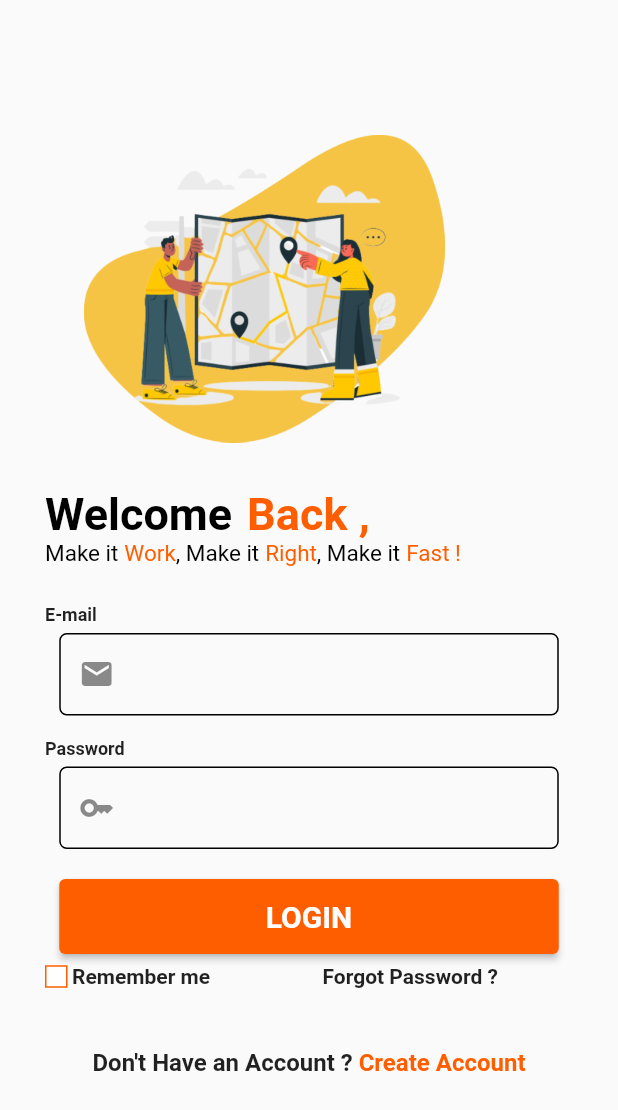
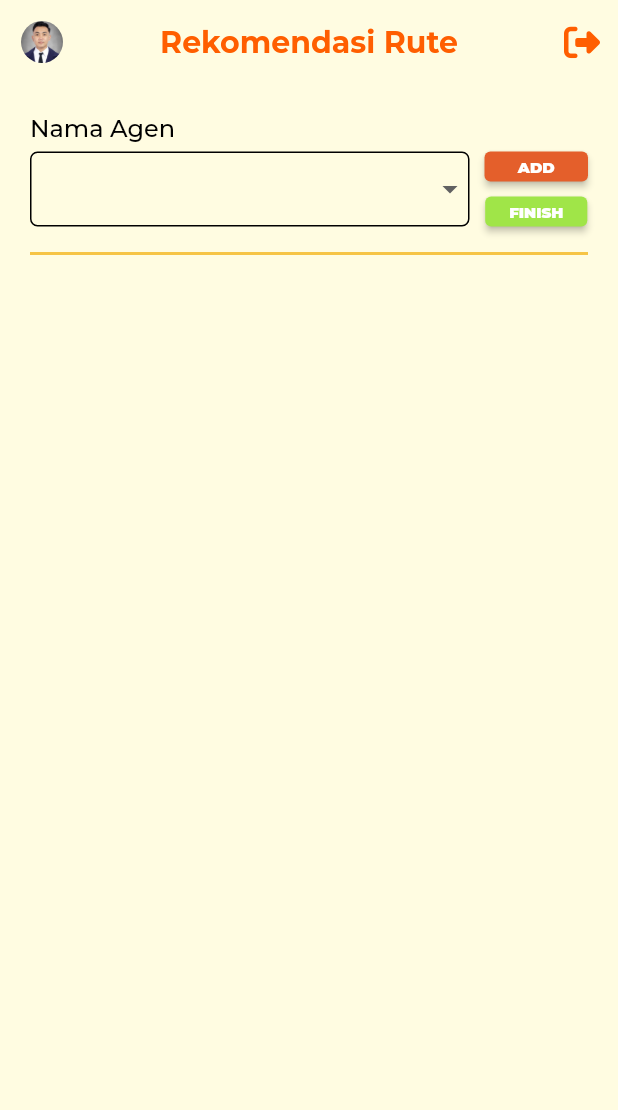
Before and after one commit to DavidTimoteus/route_wise, a Flutter app: the screen it shows after launch, on a phone screen of 412 x 824 dp. Shown: the top 1110 px of the screen. Run offline on Flutter 3.47's test engine with Material 2 defaults, Android fonts, the light colour scheme and no system bars; our stand-ins replace font_awesome_flutter, google_fonts.

Commit message:
Membuat Fitur Rekomendasi Rute & Pengelolaan SPK

```diff
--- a/lib/Pages/LoginPage.dart
+++ /dev/null
@@ -1,229 +0,0 @@
-import 'package:flutter/material.dart';
-
-class LoginPage extends StatelessWidget {
-  const LoginPage({super.key});
-
-  @override
-  Widget build(BuildContext context) {
-    return Scaffold(
-      body: SingleChildScrollView(
-        child: Column(
-          children: [
-            SizedBox(
-              height: 90,
-            ),
-            Image.asset(
-              'assets/images/DB Route.png',
-              width: 300,
-              height: 205,
-              alignment: Alignment.centerLeft,
-            ),
-            SizedBox(
-              height: 30,
-            ),
-            Column(
-              children: [
-                Row(
-                  children: [
-                    SizedBox(
-                      width: 30,
-                    ),
-                    Text(
-                      "Welcome",
-                      style: TextStyle(
-                          fontSize: 30,
-                          fontWeight: FontWeight.bold,
-                          color: Colors.black),
-                    ),
-                    SizedBox(
-                      width: 10,
-                    ),
-                    Text(
-                      "Back ,",
-                      style: TextStyle(
-                          fontSize: 30,
-                          fontWeight: FontWeight.bold,
-                          color: Color.fromARGB(255, 255, 94, 0)),
-                    ),
-                  ],
-                ),
-                Row(
-                  children: [
-                    SizedBox(
-                      width: 30,
-                    ),
-                    Text(
-                      "Make it",
-                      style: TextStyle(fontSize: 15, color: Colors.black),
-                    ),
-                    SizedBox(
-                      width: 4,
-                    ),
-                    Text(
-                      "Work",
-                      style: TextStyle(
-                          fontSize: 15, color: Color.fromARGB(255, 255, 94, 0)),
-                    ),
-                    Text(
-                      ", Make it",
-                      style: TextStyle(fontSize: 15, color: Colors.black),
-                    ),
-                    SizedBox(
-                      width: 4,
-                    ),
-                    Text(
-                      "Right",
-                      style: TextStyle(
-                          fontSize: 15, color: Color.fromARGB(255, 255, 94, 0)),
-                    ),
-                    Text(
-                      ", Make it",
-                      style: TextStyle(fontSize: 15, color: Colors.black),
-                    ),
-                    SizedBox(
-                      width: 4,
-                    ),
-                    Text(
-                      "Fast !",
-                      style: TextStyle(
-                          fontSize: 15, color: Color.fromARGB(255, 255, 94, 0)),
-                    ),
-                  ],
-                ),
-                Column(
-                  children: [
-                    Padding(
-                      padding: const EdgeInsets.only(left: 30, top: 25),
-                      child: Align(
-                        alignment: Alignment.centerLeft,
-                        child: Text(
-                          "E-mail",
-                          style: TextStyle(
-                              fontSize: 12, fontWeight: FontWeight.bold),
-                        ),
-                      ),
-                    ),
-                    SizedBox(
-                      height: 5,
-                    ),
-                    Container(
-                        width: 333,
-                        decoration: BoxDecoration(
-                            border: Border.all(color: Colors.black),
-                            borderRadius: BorderRadius.circular(5)),
-                        child: TextField(
-                          decoration: InputDecoration(
-                              border: InputBorder.none,
-                              prefixIcon: Icon(Icons.mail),
-                              contentPadding: EdgeInsets.symmetric(
-                                  horizontal: 16, vertical: 17)),
-                        )),
-                  ],
-                ),
-                Column(
-                  children: [
-                    Padding(
-                      padding: const EdgeInsets.only(left: 30, top: 15),
-                      child: Align(
-                        alignment: Alignment.centerLeft,
-                        child: Text(
-                          "Password",
-                          style: TextStyle(
-                              fontSize: 12, fontWeight: FontWeight.bold),
-                        ),
-                      ),
-                    ),
-                    SizedBox(
-                      height: 5,
-                    ),
-                    Container(
-                        width: 333,
-                        decoration: BoxDecoration(
-                            border: Border.all(color: Colors.black),
-                            borderRadius: BorderRadius.circular(5)),
-                        child: TextField(
-                          obscureText: true,
-                          decoration: InputDecoration(
-                              border: InputBorder.none,
-                              prefixIcon: Icon(Icons.key),
-                              contentPadding: EdgeInsets.symmetric(
-                                  horizontal: 16, vertical: 17)),
-                        )),
-                    SizedBox(
-                      height: 20,
-                    ),
-                    Container(
-                      width: 333,
-                      height: 50,
-                      child: ElevatedButton(
-                          style: ElevatedButton.styleFrom(
-                            backgroundColor: Color.fromARGB(255, 255, 94, 0),
-                          ),
-                          onPressed: () {},
-                          child: Text(
-                            "LOGIN",
-                            style: TextStyle(
-                                fontSize: 20, fontWeight: FontWeight.bold),
-                          )),
-                    ),
-                  ],
-                ),
-                Row(
-                  children: [
-                    Padding(
-                      padding: const EdgeInsets.only(left: 30, top: 7),
-                      child: Container(
-                        width: 15,
-                        height: 15,
-                        decoration: BoxDecoration(
-                            border: Border.all(
-                                color: Color.fromARGB(255, 255, 94, 0)),
-                            color: Colors.white),
-                      ),
-                    ),
-                    Padding(
-                      padding: const EdgeInsets.only(left: 3, top: 7),
-                      child: Text(
-                        "Remember me",
-                        style: TextStyle(fontWeight: FontWeight.bold),
-                      ),
-                    ),
-                    Padding(
-                      padding: const EdgeInsets.only(left: 75, top: 7),
-                      child: Text(
-                        "Forgot Password ?",
-                        style: TextStyle(fontWeight: FontWeight.bold),
-                      ),
-                    ),
-                  ],
-                ),
-                SizedBox(
-                  height: 40,
-                ),
-                Container(
-                  child: Row(
-                    mainAxisAlignment: MainAxisAlignment.center,
-                    children: [
-                      Text(
-                        "Don't Have an Account ?",
-                        style: TextStyle(
-                            fontSize: 16, fontWeight: FontWeight.bold),
-                      ),
-                      Text(
-                        " Create Account",
-                        style: TextStyle(
-                            fontSize: 16,
-                            fontWeight: FontWeight.bold,
-                            color: Color.fromARGB(255, 255, 94, 0)),
-                      )
-                    ],
-                  ),
-                )
-              ],
-            )
-          ],
-        ),
-      ),
-    );
-  }
-}
--- /dev/null
+++ b/lib/Pages/RekomendasiRute.dart
@@ -0,0 +1,212 @@
+import 'package:flutter/material.dart';
+import 'package:font_awesome_flutter/font_awesome_flutter.dart';
+import 'package:google_fonts/google_fonts.dart';
+
+class RekomendasiRute extends StatefulWidget {
+  @override
+  _PengelolaanSPKState createState() => _PengelolaanSPKState();
+}
+
+class _PengelolaanSPKState extends State<RekomendasiRute> {
+  String? selectedvalue;
+  @override
+  Widget build(BuildContext context) {
+    return Scaffold(
+        resizeToAvoidBottomInset: true,
+        backgroundColor: Color.fromRGBO(255, 252, 225, 1),
+        appBar: AppBar(
+          elevation: 0,
+          backgroundColor: Color.fromRGBO(255, 252, 225, 1),
+          leading: Container(
+              padding: EdgeInsets.all(14),
+              child: ClipOval(child: Image.asset('assets/images/hero.jpg'))),
+          actions: <Widget>[
+            IconButton(
+              onPressed: () {
+                Navigator.pop(context);
+              },
+              icon: Icon(
+                FontAwesomeIcons.rightFromBracket,
+                color: Color.fromARGB(255, 255, 94, 0),
+              ),
+            ),
+          ],
+          title: Text("Rekomendasi Rute",
+              style: TextStyle(
+                  color: Color.fromARGB(255, 255, 94, 0),
+                  fontWeight: FontWeight.bold)),
+          centerTitle: true,
+        ),
+        body: SingleChildScrollView(
+          child: Column(
+            children: <Widget>[
+              Padding(
+                padding:
+                    const EdgeInsets.symmetric(horizontal: 20, vertical: 10),
+                child: Column(
+                  children: [
+                    Padding(
+                      padding: const EdgeInsets.only(top: 10),
+                      child: Align(
+                        alignment:
+                            Alignment.centerLeft, // Atur teks di sebelah kiri
+                        child: Text(
+                          "Nama Agen",
+                          style: GoogleFonts.montserrat(
+                            fontSize: 16,
+                            fontWeight: FontWeight.w500,
+                            color: Colors.black,
+                          ),
+                        ),
+                      ),
+                    ),
+                    const SizedBox(
+                      height: 5,
+                    ),
+                    Row(
+                      children: [
+                        Expanded(
+                          child: Container(
+                            decoration: BoxDecoration(
+                                borderRadius: BorderRadius.circular(5),
+                                border: Border.all(
+                                  color: selectedvalue == null
+                                      ? Colors.black
+                                      : Color.fromARGB(255, 255, 203, 59),
+                                )),
+                            child: DropdownButton<String?>(
+                                value: selectedvalue,
+                                onChanged: (value) {
+                                  setState(() {
+                                    selectedvalue = (value);
+                                  });
+                                },
+                                underline: SizedBox(),
+                                isExpanded: true,
+                                items: [
+                                  "Toko Arudam",
+                                  "Toko Barokah",
+                                  "Toko Sejahtera",
+                                  "Toko Makmur",
+                                  "Toko Abadi"
+                                ]
+                                    .map<DropdownMenuItem<String>>(
+                                        (e) => DropdownMenuItem(
+                                              child: Row(
+                                                children: [
+                                                  SizedBox(width: 7),
+                                                  Icon(
+                                                    FontAwesomeIcons
+                                                        .shop, // Ganti dengan ikon yang Anda inginkan
+                                                    color: selectedvalue == null
+                                                        ? Colors.black
+                                                        : Color.fromARGB(
+                                                            255,
+                                                            255,
+                                                            203,
+                                                            59), // Warna ikon
+                                                  ),
+                                                  SizedBox(width: 15),
+                                                  Text(e.toString()),
+                                                ],
+                                              ),
+                                              value: e,
+                                            ))
+                                    .toList()),
+                          ),
+                        ),
+                        SizedBox(
+                          width: 10,
+                        ),
+                        Column(
+                          children: [
+                            SizedBox(
+                              height: 20,
+                              child: ElevatedButton(
+                                style: ElevatedButton.styleFrom(
+                                  backgroundColor: Color(0xFFE45F2B),
+                                  minimumSize: Size(69, 20),
+                                ),
+                                onPressed: () {},
+                                child: Text("ADD",
+                                    style: GoogleFonts.montserrat(
+                                      fontSize: 10,
+                                      fontWeight: FontWeight.w900,
+                                    )),
+                              ),
+                            ),
+                            SizedBox(
+                              height: 10,
+                            ),
+                            SizedBox(
+                              height: 20,
+                              child: ElevatedButton(
+                                style: ElevatedButton.styleFrom(
+                                  backgroundColor: Color(0xFFA0E548),
+                                  minimumSize: Size(60, 20),
+                                ),
+                                onPressed: () {},
+                                child: Text("FINISH",
+                                    style: GoogleFonts.montserrat(
+                                      fontSize: 10,
+                                      fontWeight: FontWeight.w900,
+                                    )),
+                              ),
+                            )
+                          ],
+                        ),
+                      ],
+                    ),
+                    const Padding(
+                      padding: EdgeInsets.only(top: 10),
+                      child: Divider(
+                        thickness: 2,
+                        color: Color(0xFFF6C445),
+                      ),
+                    ),
+                  ],
+                ),
+              ),
+            ],
+          ),
+        ));
+  }
+}
+
+Widget inputFile(
+    {required label, teks, obscureText = false, required IconData icon}) {
+  return Column(
+    crossAxisAlignment: CrossAxisAlignment.start,
+    children: <Widget>[
+      const SizedBox(
+        height: 15,
+      ),
+      Text(
+        label,
+        style: GoogleFonts.montserrat(
+            fontSize: 16, fontWeight: FontWeight.w500, color: Colors.black),
+      ),
+      const SizedBox(
+        height: 5,
+      ),
+      TextField(
+        obscureText: obscureText,
+        decoration: InputDecoration(
+          hintText: teks,
+          prefixIcon: Icon(icon, color: Color.fromARGB(255, 255, 203, 59)),
+          focusedBorder: OutlineInputBorder(
+            borderSide: BorderSide(
+              color: Color.fromARGB(
+                  255, 255, 203, 59), // Border color when focused
+            ),
+          ),
+          enabledBorder: OutlineInputBorder(
+            borderSide: BorderSide(
+              color: Colors.black87, // Border color when not focused
+            ),
+          ),
+        ),
+      )
+    ],
+  );
+}
--- a/lib/main.dart
+++ b/lib/main.dart
@@ -1,20 +1,28 @@
 import 'package:flutter/material.dart';
+import 'package:flutter/rendering.dart';
 import 'package:google_fonts/google_fonts.dart';
-import 'pages/LoginPage.dart';
+import 'package:route_wise/Pages/RekomendasiRute.dart';
 
 void main() {
-  runApp(const MyApp());
+  runApp(MyApp());
 }
 
-class MyApp extends StatelessWidget {
-  const MyApp({super.key});
+class MyApp extends StatefulWidget {
+  const MyApp({Key? key}) : super(key: key);
 
-  // This widget is the root of your application.
+  @override
+  _MyAppState createState() => _MyAppState();
+}
+
+class _MyAppState extends State<MyApp> {
   @override
   Widget build(BuildContext context) {
-    return const MaterialApp(
+    return MaterialApp(
+      theme: ThemeData(
+        textTheme: GoogleFonts.montserratTextTheme(Theme.of(context).textTheme),
+      ),
       debugShowCheckedModeBanner: false,
-      home: LoginPage(),
+      home: RekomendasiRute(),
     );
   }
 }
--- a/pubspec.yaml
+++ b/pubspec.yaml
@@ -35,6 +35,7 @@ dependencies:
   # Use with the CupertinoIcons class for iOS style icons.
   cupertino_icons: ^1.0.2
   google_fonts: ^6.1.0
+  font_awesome_flutter: ^10.6.0
 
 dev_dependencies:
   flutter_test:
```
Also changed, not shown: lib/Pages/PengelolaanSPK.dart (added, +213 -0 lines), assets/images/hero.jpg (added), lib/Pages/constans.dart (deleted), pubspec.lock.
